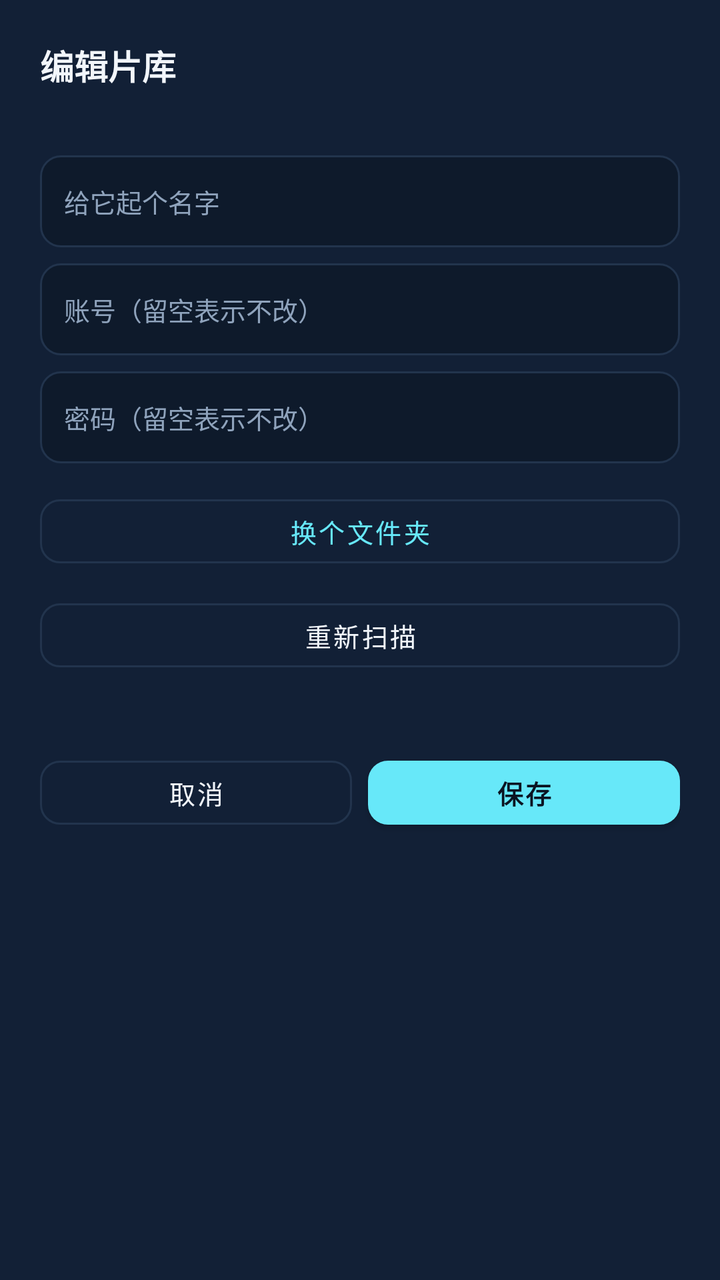
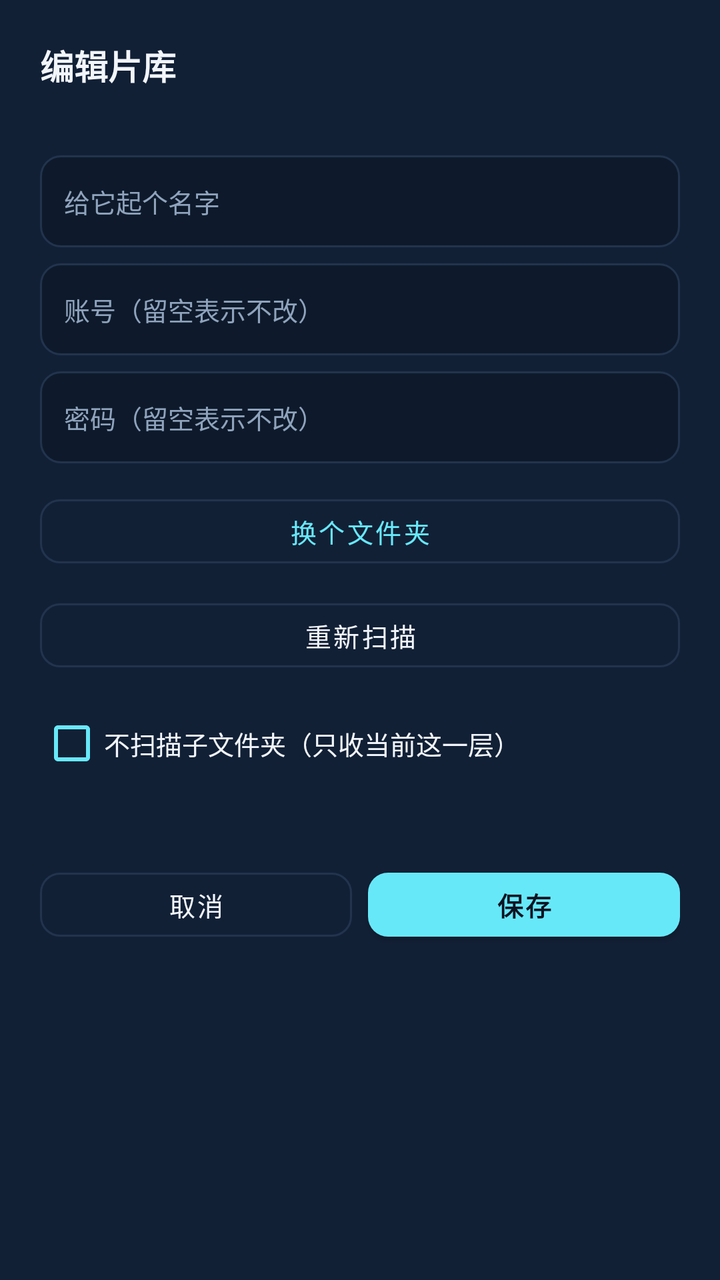

The first picture is an Android layout as it rendered before a commit; the second is the same layout after the commit. The layout source and the unified diff follow.
<!-- AndroidManifest.xml: application theme Theme.GazeReel -->
<!-- res/layout/dialog_edit_source.xml -->
<?xml version="1.0" encoding="utf-8"?>
<LinearLayout xmlns:android="http://schemas.android.com/apk/res/android"
    xmlns:app="http://schemas.android.com/apk/res-auto"
    android:layout_width="match_parent"
    android:layout_height="wrap_content"
    android:orientation="vertical"
    android:padding="20dp"
    android:background="@color/setup_card">

    <TextView
        android:layout_width="wrap_content"
        android:layout_height="wrap_content"
        android:text="@string/edit_source_title"
        android:textSize="17sp"
        android:textStyle="bold"
        android:textColor="@color/setup_text" />

    <TextView
        android:id="@+id/editAddress"
        android:layout_width="match_parent"
        android:layout_height="wrap_content"
        android:layout_marginTop="4dp"
        android:textSize="11sp"
        android:maxLines="2"
        android:ellipsize="middle"
        android:textColor="@color/setup_muted" />

    <EditText
        android:id="@+id/editName"
        android:layout_width="match_parent"
        android:layout_height="46dp"
        android:layout_marginTop="14dp"
        android:background="@drawable/bg_setup_field"
        android:paddingStart="12dp"
        android:paddingEnd="12dp"
        android:hint="@string/edit_source_name"
        android:textSize="13sp"
        android:textColor="@color/setup_text"
        android:textColorHint="@color/setup_muted"
        android:inputType="text"
        android:singleLine="true"
        android:importantForAutofill="no" />

    <EditText
        android:id="@+id/editUser"
        android:layout_width="match_parent"
        android:layout_height="46dp"
        android:layout_marginTop="8dp"
        android:background="@drawable/bg_setup_field"
        android:paddingStart="12dp"
        android:paddingEnd="12dp"
        android:hint="@string/edit_source_user"
        android:textSize="13sp"
        android:textColor="@color/setup_text"
        android:textColorHint="@color/setup_muted"
        android:inputType="text"
        android:singleLine="true"
        android:importantForAutofill="no" />

    <EditText
        android:id="@+id/editPass"
        android:layout_width="match_parent"
        android:layout_height="46dp"
        android:layout_marginTop="8dp"
        android:background="@drawable/bg_setup_field"
        android:paddingStart="12dp"
        android:paddingEnd="12dp"
        android:hint="@string/edit_source_pass"
        android:textSize="13sp"
        android:textColor="@color/setup_text"
        android:textColorHint="@color/setup_muted"
        android:inputType="textPassword"
        android:singleLine="true"
        android:importantForAutofill="no" />

    <com.google.android.material.button.MaterialButton
        android:id="@+id/editBrowse"
        android:layout_width="match_parent"
        android:layout_height="44dp"
        android:layout_marginTop="12dp"
        android:text="@string/edit_source_browse"
        android:textSize="13sp"
        android:textColor="@color/setup_cyan"
        app:cornerRadius="10dp"
        app:strokeColor="@color/setup_border"
        app:strokeWidth="1dp"
        style="@style/Widget.MaterialComponents.Button.OutlinedButton" />

    <com.google.android.material.button.MaterialButton
        android:id="@+id/editRescan"
        android:layout_width="match_parent"
        android:layout_height="44dp"
        android:layout_marginTop="8dp"
        android:text="@string/edit_source_rescan"
        android:textSize="13sp"
        android:textColor="@color/setup_text"
        app:cornerRadius="10dp"
        app:strokeColor="@color/setup_border"
        app:strokeWidth="1dp"
        style="@style/Widget.MaterialComponents.Button.OutlinedButton" />

    <TextView
        android:id="@+id/editNote"
        android:layout_width="match_parent"
        android:layout_height="wrap_content"
        android:layout_marginTop="10dp"
        android:textSize="11sp"
        android:lineSpacingExtra="2dp"
        android:textColor="@color/setup_muted" />

    <LinearLayout
        android:layout_width="match_parent"
        android:layout_height="wrap_content"
        android:layout_marginTop="10dp"
        android:orientation="horizontal">

        <com.google.android.material.button.MaterialButton
            android:id="@+id/editCancel"
            android:layout_width="0dp"
            android:layout_height="44dp"
            android:layout_weight="1"
            android:text="@string/folder_cancel"
            android:textSize="13sp"
            android:textColor="@color/setup_text"
            app:cornerRadius="10dp"
            app:strokeColor="@color/setup_border"
            app:strokeWidth="1dp"
            style="@style/Widget.MaterialComponents.Button.OutlinedButton" />

        <com.google.android.material.button.MaterialButton
            android:id="@+id/editSave"
            android:layout_width="0dp"
            android:layout_height="44dp"
            android:layout_weight="1"
            android:layout_marginStart="8dp"
            android:text="@string/dialog_save"
            android:textSize="13sp"
            android:textStyle="bold"
            android:textColor="@color/setup_deep"
            app:cornerRadius="10dp"
            app:backgroundTint="@color/setup_cyan" />
    </LinearLayout>

</LinearLayout>
<!-- resources referenced by this layout -->
<resources>
  <color name="setup_border">#FF22344D</color>
  <color name="setup_card">#FF122036</color>
  <color name="setup_cyan">#FF67E8F9</color>
  <color name="setup_deep">#FF0B1422</color>
  <color name="setup_muted">#FF8FA3BC</color>
  <color name="setup_text">#FFF2F6FB</color>
  <!-- drawable bg_setup_field (drawable) -->
  <?xml version="1.0" encoding="utf-8"?>
  <shape xmlns:android="http://schemas.android.com/apk/res/android" android:shape="rectangle">
      <solid android:color="@color/setup_field" />
      <stroke android:width="1dp" android:color="@color/setup_border" />
      <corners android:radius="10dp" />
      <padding android:left="12dp" android:top="10dp" android:right="12dp" android:bottom="10dp" />
  </shape>
  <string name="dialog_save">保存</string>
  <string name="edit_source_browse">换个文件夹</string>
  <string name="edit_source_name">给它起个名字</string>
  <string name="edit_source_pass">密码（留空表示不改）</string>
  <string name="edit_source_rescan">重新扫描</string>
  <string name="edit_source_title">编辑片库</string>
  <string name="edit_source_user">账号（留空表示不改）</string>
  <string name="folder_cancel">取消</string>
  <style name="Theme.GazeReel" parent="Theme.MaterialComponents.NoActionBar">
          <item name="colorPrimary">@color/brand_cyan</item>
          <item name="colorPrimaryDark">@color/setup_bg</item>
          <item name="colorAccent">@color/brand_cyan</item>
          <item name="android:colorBackground">@color/setup_bg</item>
          <item name="android:textColorPrimary">@color/setup_text</item>
          <item name="android:textColorHint">@color/setup_muted</item>
          <item name="android:windowLightStatusBar">false</item>
          <item name="android:statusBarColor">@color/setup_bg</item>
      </style>
  <color name="setup_field">#FF0E1A2B</color>
  <color name="brand_cyan">#FF67E8F9</color>
  <color name="setup_bg">#FF0B1422</color>
</resources>

<!-- the commit's change to res/layout/dialog_edit_source.xml (unified diff, before → after) -->
@@ -99,6 +99,16 @@
         app:strokeWidth="1dp"
         style="@style/Widget.MaterialComponents.Button.OutlinedButton" />
 
+    <CheckBox
+        android:id="@+id/editNoSubfolders"
+        android:layout_width="match_parent"
+        android:layout_height="wrap_content"
+        android:layout_marginTop="8dp"
+        android:buttonTint="@color/setup_cyan"
+        android:text="@string/setup_no_subfolders"
+        android:textSize="13sp"
+        android:textColor="@color/setup_text" />
+
     <TextView
         android:id="@+id/editNote"
         android:layout_width="match_parent"
<!-- resource entries referenced after the edit -->
@@ -22,6 +22,7 @@
   <string name="edit_source_title">编辑片库</string>
   <string name="edit_source_user">账号（留空表示不改）</string>
   <string name="folder_cancel">取消</string>
+  <string name="setup_no_subfolders">不扫描子文件夹（只收当前这一层）</string>
   <style name="Theme.GazeReel" parent="Theme.MaterialComponents.NoActionBar">
           <item name="colorPrimary">@color/brand_cyan</item>
           <item name="colorPrimaryDark">@color/setup_bg</item>
